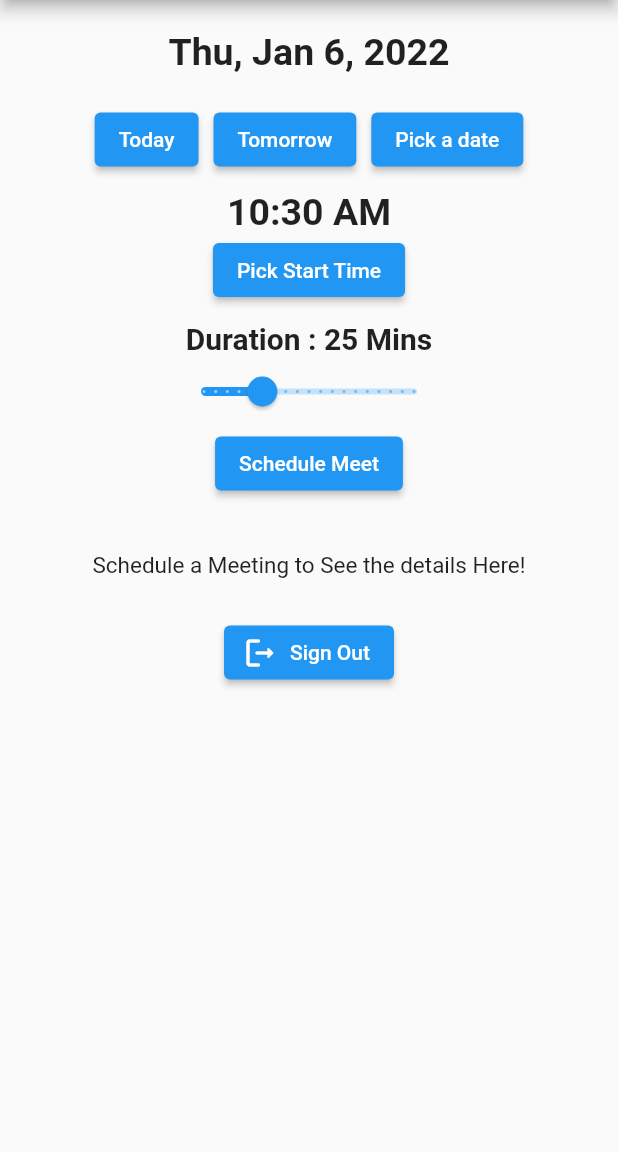
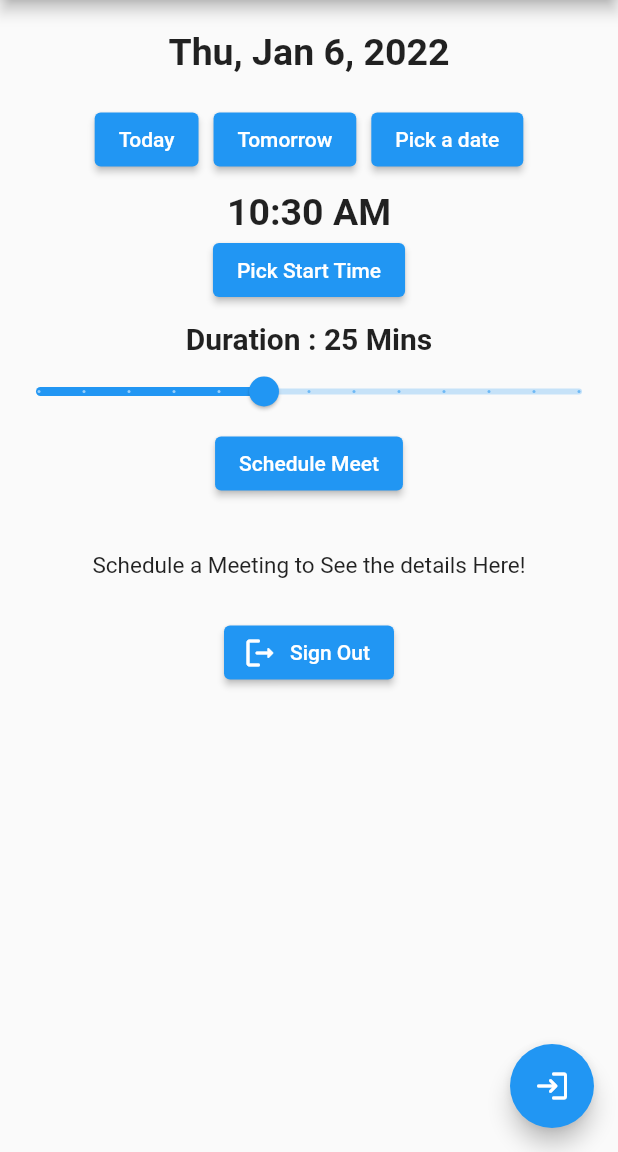
Before and after one commit to TVSSSRIPAD/meetup, a Flutter app: the screen it shows after launch, after a tap on "Sign Out", on a phone screen of 412 x 824 dp, the part 84-1236 px from its top. Run offline on Flutter 3.47's test engine with Material 2 defaults, Android fonts, the phone set to English and light mode, and no system bars; our stand-ins replace flutter_secure_storage, googleapis_auth, share_plus; missing offline and left inert: googleapis.

Commit message:
working app

```diff
--- a/lib/google_calendar.dart
+++ b/lib/google_calendar.dart
@@ -43,4 +43,8 @@ class GoogleCalendar {
     insertedEvent.creator!.displayName = await auth.getUserNameFromStorage();
     return insertedEvent;
   }
+
+  void signOut() {
+    auth.signOut();
+  }
 }
--- a/lib/main.dart
+++ b/lib/main.dart
@@ -165,7 +165,7 @@ class _MyHomePageState extends State<MyHomePage> {
     }
   }
 
-  String getSliderLabel() {
+  String getSliderLabel(double duration) {
     int dint = duration.toInt();
     if (duration == 60) {
       return "1 Hr";
@@ -284,7 +284,7 @@ END:VCALENDAR''';
               style: const TextStyle(fontSize: 15),
             ),
             Text(
-              'Duration : ${getSliderLabel()}',
+              'Duration : ${getSliderLabel(lastDuration)}',
               style: const TextStyle(fontSize: 15),
             ),
             Text(
@@ -322,11 +322,10 @@ END:VCALENDAR''';
       appBar: AppBar(
         title: Text(widget.title),
       ),
-      body: Row(
-        mainAxisAlignment: MainAxisAlignment.center,
+      body: Column(
+        mainAxisAlignment: MainAxisAlignment.start,
         children: <Widget>[
           Column(
-            mainAxisSize: MainAxisSize.min,
             mainAxisAlignment: MainAxisAlignment.start,
             // crossAxisAlignment: CrossAxisAlignment.start,
             children: <Widget>[
@@ -344,6 +343,7 @@ END:VCALENDAR''';
                 height: 20.0,
               ),
               Row(
+                mainAxisAlignment: MainAxisAlignment.center,
                 children: [
                   ElevatedButton(
                     onPressed: () => {_changeDateToToday()}, // Refer step 3
@@ -378,19 +378,19 @@ END:VCALENDAR''';
                 height: 10,
               ),
               Text(
-                'Duration : ${getSliderLabel()}',
+                'Duration : ${getSliderLabel(duration)}',
                 style:
                     const TextStyle(fontSize: 20, fontWeight: FontWeight.bold),
               ),
               Slider.adaptive(
-                  value: duration,
-                  onChanged: (newDuration) {
-                    setState(() => duration = max(5, newDuration));
-                  },
-                  min: 0,
-                  max: 90,
-                  divisions: 18,
-                  label: getSliderLabel()),
+                value: duration,
+                onChanged: (newDuration) {
+                  setState(() => duration = max(5, newDuration));
+                },
+                min: 0,
+                max: 60,
+                divisions: 12,
+              ),
               ElevatedButton(
                 child: const Text('Schedule Meet'),
                 onPressed: () => _createEvent(),
@@ -409,13 +409,32 @@ END:VCALENDAR''';
                 ),
                 onPressed: () {
                   // do something
+                  widget.googleCalendar.signOut();
                 },
                 label: const Text('Sign Out'),
-              )
+              ),
             ],
           ),
         ],
       ),
+      floatingActionButton: FloatingActionButton(
+        onPressed: () {
+          final snackBar = SnackBar(
+            content: const Text('Tap Yes to SignOut'),
+            action: SnackBarAction(
+              label: 'Yes',
+              onPressed: () {
+                widget.googleCalendar.signOut();
+              },
+            ),
+          );
+
+          // Find the ScaffoldMessenger in the widget tree
+          // and use it to show a SnackBar.
+          ScaffoldMessenger.of(context).showSnackBar(snackBar);
+        },
+        child: const Icon(Icons.login_rounded),
+      ),
     );
   }
 }
```
